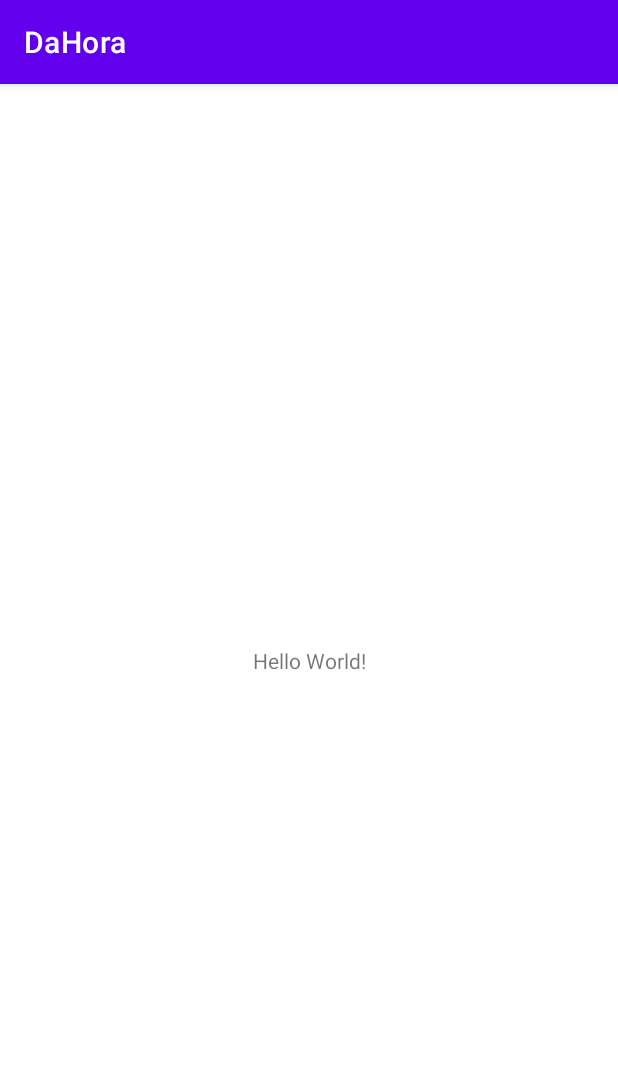
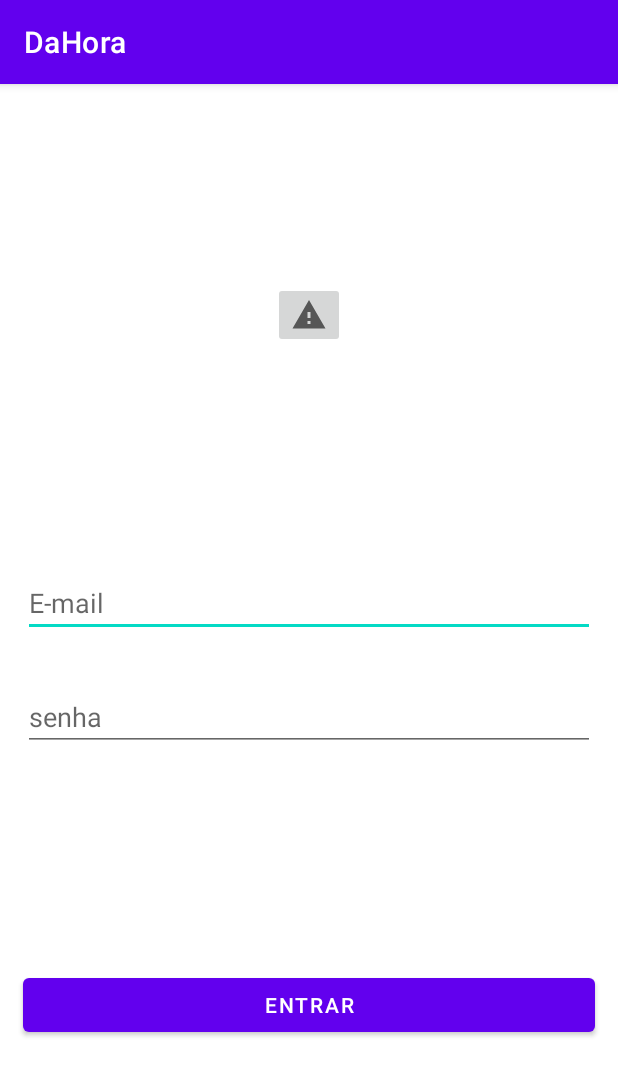
Before and after one commit to XQDL/PI_ANDROID, an Android app: the screen it shows after launch (MainActivity), on a phone screen of 412 x 824 dp. Shown: the top 1076 px of the screen. Run offline under Robolectric (Android 15) with nearby library versions, the phone set to English and light mode, and no system bars.

Commit message:
Segunda tela

```diff
--- a/PI/DaHora/app/build.gradle
+++ b/PI/DaHora/app/build.gradle
@@ -29,6 +29,9 @@ android {
     kotlinOptions {
         jvmTarget = '1.8'
     }
+    buildFeatures {
+        viewBinding true
+    }
 }
 
 dependencies {
@@ -37,6 +40,8 @@ dependencies {
     implementation 'androidx.appcompat:appcompat:1.4.1'
     implementation 'com.google.android.material:material:1.5.0'
     implementation 'androidx.constraintlayout:constraintlayout:2.1.3'
+    implementation 'androidx.navigation:navigation-fragment-ktx:2.3.5'
+    implementation 'androidx.navigation:navigation-ui-ktx:2.3.5'
     testImplementation 'junit:junit:4.+'
     androidTestImplementation 'androidx.test.ext:junit:1.1.3'
     androidTestImplementation 'androidx.test.espresso:espresso-core:3.4.0'
--- a/PI/DaHora/app/src/main/res/layout/activity_main.xml
+++ b/PI/DaHora/app/src/main/res/layout/activity_main.xml
@@ -1,18 +1,76 @@
 <?xml version="1.0" encoding="utf-8"?>
-<androidx.constraintlayout.widget.ConstraintLayout xmlns:android="http://schemas.android.com/apk/res/android"
+<androidx.constraintlayout.widget.ConstraintLayout
+    xmlns:android="http://schemas.android.com/apk/res/android"
     xmlns:app="http://schemas.android.com/apk/res-auto"
     xmlns:tools="http://schemas.android.com/tools"
     android:layout_width="match_parent"
     android:layout_height="match_parent"
     tools:context=".MainActivity">
 
-    <TextView
+
+    <ImageButton
+        android:id="@+id/logo_ib"
         android:layout_width="wrap_content"
         android:layout_height="wrap_content"
-        android:text="Hello World!"
+        app:layout_constraintBottom_toTopOf="@+id/login_ll"
+        app:layout_constraintEnd_toEndOf="parent"
+        app:layout_constraintStart_toStartOf="parent"
+        app:layout_constraintTop_toTopOf="parent"
+        app:srcCompat="?android:attr/alertDialogIcon" />
+
+    <LinearLayout
+        android:id="@+id/login_ll"
+        android:layout_width="match_parent"
+        android:layout_height="wrap_content"
+        android:orientation="vertical"
         app:layout_constraintBottom_toBottomOf="parent"
-        app:layout_constraintLeft_toLeftOf="parent"
-        app:layout_constraintRight_toRightOf="parent"
-        app:layout_constraintTop_toTopOf="parent" />
+        app:layout_constraintTop_toTopOf="parent">
 
+        <EditText
+            android:id="@+id/email_et"
+            android:layout_width="match_parent"
+            android:layout_height="wrap_content"
+            android:layout_margin="15dp"
+            android:ems="10"
+            android:hint="@string/email"
+            android:inputType="textEmailAddress"
+            app:layout_constraintTop_toTopOf="parent"
+            tools:layout_editor_absoluteX="91dp" />
+
+        <EditText
+            android:id="@+id/password_et"
+            android:layout_width="match_parent"
+            android:layout_height="wrap_content"
+            android:layout_margin="15dp"
+            android:ems="10"
+            android:hint="@string/password"
+            android:inputType="textPassword"
+            app:layout_constraintTop_toBottomOf="@+id/editTextTextEmailAddress2"
+            tools:layout_editor_absoluteX="91dp" />
+
+    </LinearLayout>
+
+    <TextView
+        android:id="@+id/error_tv"
+        android:layout_width="match_parent"
+        android:layout_height="wrap_content"
+        android:layout_margin="15dp"
+        android:text="@string/error"
+        android:textAlignment="center"
+        android:textColor="@color/red_error"
+        android:visibility="gone"
+        tools:visibility="visible"
+        app:layout_constraintBottom_toTopOf="@+id/login_btn"
+        app:layout_constraintTop_toBottomOf="@+id/login_ll"
+        tools:layout_editor_absoluteX="181dp" />
+
+    <Button
+        android:id="@+id/login_btn"
+        android:layout_width="match_parent"
+        android:layout_height="wrap_content"
+        android:layout_margin="15dp"
+        android:text="@string/login"
+        app:layout_constraintBottom_toBottomOf="parent"
+        app:layout_constraintTop_toBottomOf="@+id/login_ll"
+        tools:layout_editor_absoluteX="15dp" />
 </androidx.constraintlayout.widget.ConstraintLayout>
--- /dev/null
+++ b/PI/DaHora/app/src/main/res/values-land/dimens.xml
@@ -0,0 +1,3 @@
+<resources>
+        <dimen name="fab_margin">48dp</dimen>
+    </resources>
--- /dev/null
+++ b/PI/DaHora/app/src/main/res/values-w1240dp/dimens.xml
@@ -0,0 +1,3 @@
+<resources>
+        <dimen name="fab_margin">200dp</dimen>
+    </resources>
--- /dev/null
+++ b/PI/DaHora/app/src/main/res/values-w600dp/dimens.xml
@@ -0,0 +1,3 @@
+<resources>
+        <dimen name="fab_margin">48dp</dimen>
+    </resources>
--- a/PI/DaHora/app/src/main/res/values/colors.xml
+++ b/PI/DaHora/app/src/main/res/values/colors.xml
@@ -7,4 +7,5 @@
     <color name="teal_700">#FF018786</color>
     <color name="black">#FF000000</color>
     <color name="white">#FFFFFFFF</color>
+    <color name="red_error">#FF0000</color>
 </resources>
--- /dev/null
+++ b/PI/DaHora/app/src/main/res/values/dimens.xml
@@ -0,0 +1,3 @@
+<resources>
+        <dimen name="fab_margin">16dp</dimen>
+    </resources>
--- a/PI/DaHora/app/src/main/res/values/strings.xml
+++ b/PI/DaHora/app/src/main/res/values/strings.xml
@@ -1,3 +1,16 @@
 <resources>
     <string name="app_name">DaHora</string>
+    <string name="password">senha</string>
+    <string name="error">Erro</string>
+    <string name="login">Entrar</string>
+    <string name="email">E-mail</string>
+    <string name="title_activity_home_studant">home_studant</string>
+    <!-- Strings used for fragments for navigation -->
+    <string name="first_fragment_label">First Fragment</string>
+    <string name="second_fragment_label">Second Fragment</string>
+    <string name="next">Next</string>
+    <string name="previous">Previous</string>
+
+    <string name="hello_first_fragment">Hello first fragment</string>
+    <string name="hello_second_fragment">Hello second fragment. Arg: %1$s</string>
 </resources>
--- a/PI/DaHora/app/src/main/res/values/themes.xml
+++ b/PI/DaHora/app/src/main/res/values/themes.xml
@@ -13,4 +13,10 @@
         <item name="android:statusBarColor" tools:targetApi="l">?attr/colorPrimaryVariant</item>
         <!-- Customize your theme here. -->
     </style>
+    <style name="Theme.DaHora.NoActionBar">
+        <item name="windowActionBar">false</item>
+        <item name="windowNoTitle">true</item>
+    </style>
+    <style name="Theme.DaHora.AppBarOverlay" parent="ThemeOverlay.AppCompat.Dark.ActionBar" />
+    <style name="Theme.DaHora.PopupOverlay" parent="ThemeOverlay.AppCompat.Light" />
 </resources>
```
Also changed, not shown: PI/DaHora/app/src/main/AndroidManifest.xml (+8 -3 lines), PI/DaHora/app/src/main/res/layout/activity_home_studant.xml (added, +74 -0 lines), PI/DaHora/app/src/main/res/navigation/nav_graph.xml (added, +28 -0 lines).
